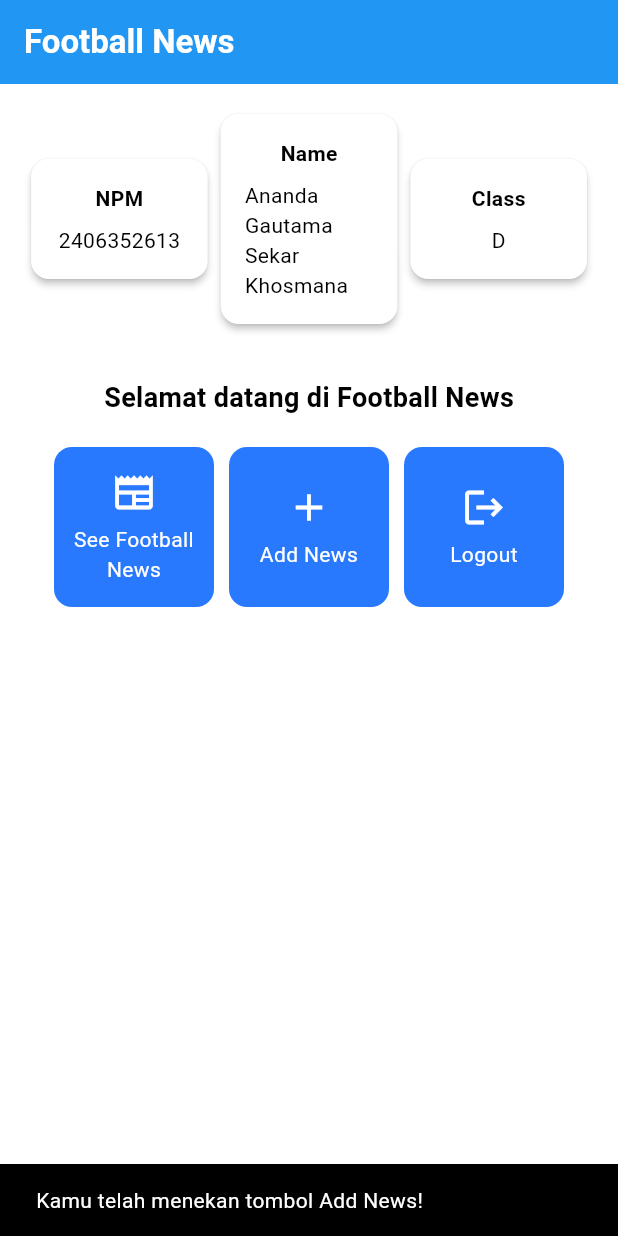
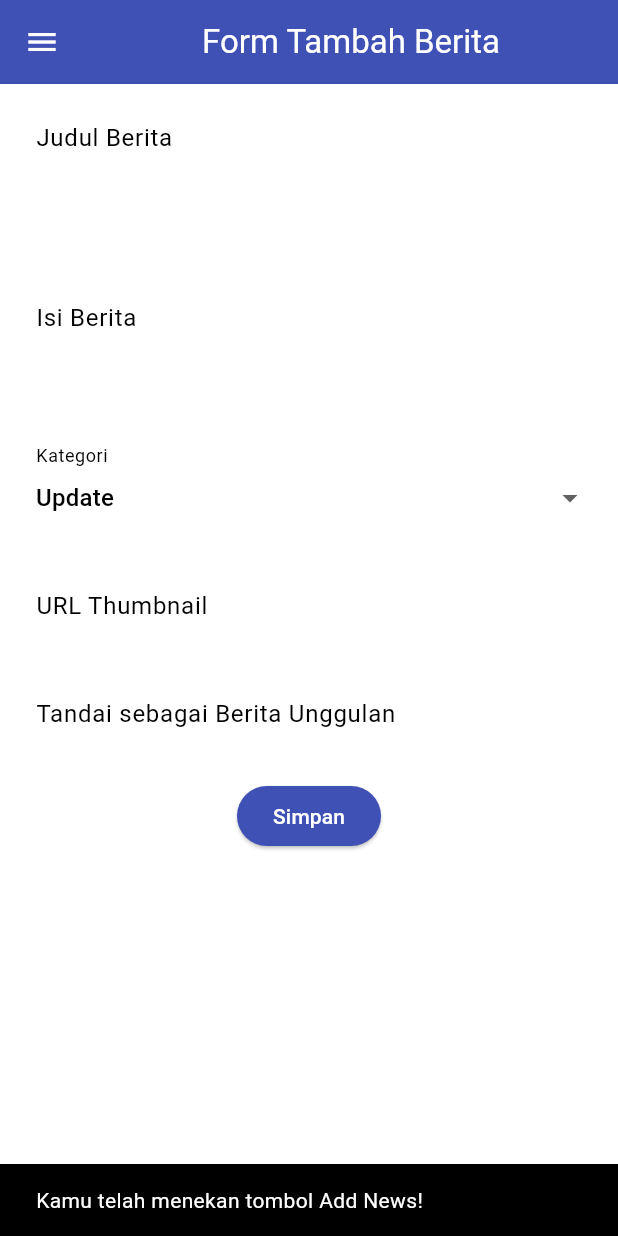
Before and after one commit to anotherbondan/football-news-mobile, a Flutter app: the screen it shows after launch, after a tap on "Add News", on a phone screen of 412 x 824 dp. Run offline on Flutter 3.47's test engine with Material 3 defaults, Android fonts, the phone set to English and light mode, and no system bars.

Commit message:
Tutorial 7

```diff
--- a/lib/main.dart
+++ b/lib/main.dart
@@ -1,5 +1,5 @@
 import 'package:flutter/material.dart';
-import 'package:football_news/menu.dart';
+import 'package:football_news/screens/menu.dart';
 
 void main() {
   runApp(const MyApp());
--- a/lib/menu.dart
+++ b/lib/screens/menu.dart
@@ -1,4 +1,7 @@
 import 'package:flutter/material.dart';
+import 'package:football_news/widgets/left_drawer.dart';
+import 'package:football_news/widgets/news_card.dart';
+import 'package:football_news/screens/newlist_form.dart';
 
 class MyHomePage extends StatelessWidget {
   MyHomePage({super.key});
@@ -15,7 +18,6 @@ class MyHomePage extends StatelessWidget {
   Widget build(BuildContext context) {
     // Scaffold menyediakan struktur dasar halaman dengan AppBar dan body.
     return Scaffold(
-      // AppBar adalah bagian atas halaman yang menampilkan judul.
       appBar: AppBar(
         // Judul aplikasi "Football News" dengan teks putih dan tebal.
         title: const Text(
@@ -25,6 +27,7 @@ class MyHomePage extends StatelessWidget {
         // Warna latar belakang AppBar diambil dari skema warna tema aplikasi.
         backgroundColor: Theme.of(context).colorScheme.primary,
       ),
+      drawer: LeftDrawer(),
       // Body halaman dengan padding di sekelilingnya.
       body: Padding(
         padding: const EdgeInsets.all(16.0),
@@ -125,54 +128,3 @@ class ItemHomepage {
 
   ItemHomepage(this.name, this.icon);
 }
-
-class ItemCard extends StatelessWidget {
-  // Menampilkan kartu dengan ikon dan nama.
-
-  final ItemHomepage item;
-
-  const ItemCard(this.item, {super.key});
-
-  @override
-  Widget build(BuildContext context) {
-    return Material(
-      // Menentukan warna latar belakang dari tema aplikasi.
-      color: Theme.of(context).colorScheme.secondary,
-      // Membuat sudut kartu melengkung.
-      borderRadius: BorderRadius.circular(12),
-
-      child: InkWell(
-        // Aksi ketika kartu ditekan.
-        onTap: () {
-          // Menampilkan pesan SnackBar saat kartu ditekan.
-          ScaffoldMessenger.of(context)
-            ..hideCurrentSnackBar()
-            ..showSnackBar(
-              SnackBar(
-                content: Text("Kamu telah menekan tombol ${item.name}!"),
-              ),
-            );
-        },
-        // Container untuk menyimpan Icon dan Text
-        child: Container(
-          padding: const EdgeInsets.all(8),
-          child: Center(
-            child: Column(
-              // Menyusun ikon dan teks di tengah kartu.
-              mainAxisAlignment: MainAxisAlignment.center,
-              children: [
-                Icon(item.icon, color: Colors.white, size: 30.0),
-                const Padding(padding: EdgeInsets.all(3)),
-                Text(
-                  item.name,
-                  textAlign: TextAlign.center,
-                  style: const TextStyle(color: Colors.white),
-                ),
-              ],
-            ),
-          ),
-        ),
-      ),
-    );
-  }
-}
--- /dev/null
+++ b/lib/screens/newlist_form.dart
@@ -0,0 +1,208 @@
+import 'package:flutter/material.dart';
+import 'package:football_news/widgets/left_drawer.dart';
+
+class NewsFormPage extends StatefulWidget {
+  const NewsFormPage({super.key});
+
+  @override
+  State<NewsFormPage> createState() => _NewsFormPageState();
+}
+
+class _NewsFormPageState extends State<NewsFormPage> {
+  final _formKey = GlobalKey<FormState>();
+  String _title = "";
+  String _content = "";
+  String _category = "update"; // default
+  String _thumbnail = "";
+  bool _isFeatured = false; // default
+
+  final List<String> _categories = [
+    'transfer',
+    'update',
+    'exclusive',
+    'match',
+    'rumor',
+    'analysis',
+  ];
+
+  @override
+  Widget build(BuildContext context) {
+    return Scaffold(
+      appBar: AppBar(
+        title: const Center(child: Text('Form Tambah Berita')),
+        backgroundColor: Colors.indigo,
+        foregroundColor: Colors.white,
+      ),
+      drawer: LeftDrawer(),
+      body: Form(
+        key: _formKey,
+        child: SingleChildScrollView(
+          child: Column(
+            crossAxisAlignment: CrossAxisAlignment.start,
+            children: [
+              // === Title ===
+              Padding(
+                padding: const EdgeInsets.all(8.0),
+                child: TextFormField(
+                  decoration: InputDecoration(
+                    hintText: "Judul Berita",
+                    labelText: "Judul Berita",
+                    border: OutlineInputBorder(
+                      borderRadius: BorderRadius.circular(5.0),
+                    ),
+                  ),
+                  onChanged: (String? value) {
+                    setState(() {
+                      _title = value!;
+                    });
+                  },
+                  validator: (String? value) {
+                    if (value == null || value.isEmpty) {
+                      return "Judul tidak boleh kosong!";
+                    }
+                    return null;
+                  },
+                ),
+              ),
+              // === Content ===
+              Padding(
+                padding: const EdgeInsets.all(8.0),
+                child: TextFormField(
+                  maxLines: 5,
+                  decoration: InputDecoration(
+                    hintText: "Isi Berita",
+                    labelText: "Isi Berita",
+                    border: OutlineInputBorder(
+                      borderRadius: BorderRadius.circular(5.0),
+                    ),
+                  ),
+                  onChanged: (String? value) {
+                    setState(() {
+                      _content = value!;
+                    });
+                  },
+                  validator: (String? value) {
+                    if (value == null || value.isEmpty) {
+                      return "Isi berita tidak boleh kosong!";
+                    }
+                    return null;
+                  },
+                ),
+              ),
+
+              // === Category ===
+              Padding(
+                padding: const EdgeInsets.all(8.0),
+                child: DropdownButtonFormField<String>(
+                  decoration: InputDecoration(
+                    labelText: "Kategori",
+                    border: OutlineInputBorder(
+                      borderRadius: BorderRadius.circular(5.0),
+                    ),
+                  ),
+                  value: _category,
+                  items: _categories
+                      .map(
+                        (cat) => DropdownMenuItem(
+                          value: cat,
+                          child: Text(cat[0].toUpperCase() + cat.substring(1)),
+                        ),
+                      )
+                      .toList(),
+                  onChanged: (String? newValue) {
+                    setState(() {
+                      _category = newValue!;
+                    });
+                  },
+                ),
+              ),
+
+              // === Thumbnail URL ===
+              Padding(
+                padding: const EdgeInsets.all(8.0),
+                child: TextFormField(
+                  decoration: InputDecoration(
+                    hintText: "URL Thumbnail (opsional)",
+                    labelText: "URL Thumbnail",
+                    border: OutlineInputBorder(
+                      borderRadius: BorderRadius.circular(5.0),
+                    ),
+                  ),
+                  onChanged: (String? value) {
+                    setState(() {
+                      _thumbnail = value!;
+                    });
+                  },
+                ),
+              ),
+
+              // === Is Featured ===
+              Padding(
+                padding: const EdgeInsets.all(8.0),
+                child: SwitchListTile(
+                  title: const Text("Tandai sebagai Berita Unggulan"),
+                  value: _isFeatured,
+                  onChanged: (bool value) {
+                    setState(() {
+                      _isFeatured = value;
+                    });
+                  },
+                ),
+              ),
+              // === Tombol Simpan ===
+              Align(
+                alignment: Alignment.bottomCenter,
+                child: Padding(
+                  padding: const EdgeInsets.all(8.0),
+                  child: ElevatedButton(
+                    style: ButtonStyle(
+                      backgroundColor: MaterialStateProperty.all(Colors.indigo),
+                    ),
+
+                    onPressed: () {
+                      if (_formKey.currentState!.validate()) {
+                        showDialog(
+                          context: context,
+                          builder: (context) {
+                            return AlertDialog(
+                              title: const Text('Produk berhasil tersimpan'),
+                              content: SingleChildScrollView(
+                                child: Column(
+                                  crossAxisAlignment: CrossAxisAlignment.start,
+                                  children: [
+                                    Text('Judul: $_title'),
+                                    Text('Deskripsi: $_content'),
+                                    Text('Kategori: $_category'),
+                                    Text('Thumbnail: $_thumbnail'),
+                                    Text('Featured: $_isFeatured'),
+                                  ],
+                                ),
+                              ),
+                              actions: [
+                                TextButton(
+                                  child: const Text('OK'),
+                                  onPressed: () {
+                                    Navigator.pop(context);
+                                  },
+                                ),
+                              ],
+                            );
+                          },
+                        );
+                        _formKey.currentState!.reset();
+                      }
+                    },
+                    child: const Text(
+                      "Simpan",
+                      style: TextStyle(color: Colors.white),
+                    ),
+                  ),
+                ),
+              ),
+            ],
+          ),
+        ),
+      ),
+    );
+  }
+}
--- /dev/null
+++ b/lib/widgets/left_drawer.dart
@@ -0,0 +1,75 @@
+import 'package:flutter/material.dart';
+import 'package:football_news/screens/menu.dart';
+import 'package:football_news/screens/newlist_form.dart';
+
+class LeftDrawer extends StatelessWidget {
+  const LeftDrawer({super.key});
+
+  @override
+  Widget build(BuildContext context) {
+    return Drawer(
+      child: ListView(
+        children: [
+          const DrawerHeader(
+            decoration: BoxDecoration(color: Colors.blue),
+            child: Column(
+              children: [
+                Text(
+                  'Football News',
+                  textAlign: TextAlign.center,
+                  style: TextStyle(
+                    fontSize: 30,
+                    fontWeight: FontWeight.bold,
+                    color: Colors.white,
+                  ),
+                ),
+                Padding(padding: EdgeInsets.all(10)),
+                Text(
+                  "Seluruh berita sepak bola terkini di sini!",
+                  textAlign: TextAlign.center,
+                  style: TextStyle(
+                    fontSize: 15,
+                    fontWeight: FontWeight.normal,
+                    color: Colors.white,
+                  ),
+                ),
+              ],
+            ),
+          ),
+          ListTile(
+            leading: const Icon(Icons.home_outlined),
+            title: const Text('Home'),
+            // Bagian redirection ke MyHomePage
+            onTap: () {
+              Navigator.pushReplacement(
+                context,
+                MaterialPageRoute(builder: (context) => MyHomePage()),
+              );
+            },
+          ),
+          ListTile(
+            leading: const Icon(Icons.post_add),
+            title: const Text('Add News'),
+            // Bagian redirection ke NewsFormPage
+            onTap: () {
+              Navigator.pushReplacement(
+                context,
+                MaterialPageRoute(builder: (context) => NewsFormPage()),
+              );
+            },
+          ),
+          ListTile(
+            leading: const Icon(Icons.newspaper),
+            title: const Text('See Football News'),
+            onTap: () {
+              Navigator.pushReplacement(
+                context,
+                MaterialPageRoute(builder: (context) => MyHomePage()),
+              );
+            },
+          ),
+        ],
+      ),
+    );
+  }
+}
--- /dev/null
+++ b/lib/widgets/news_card.dart
@@ -0,0 +1,60 @@
+import 'package:flutter/material.dart';
+import 'package:football_news/screens/menu.dart';
+import 'package:football_news/screens/newlist_form.dart';
+
+class ItemCard extends StatelessWidget {
+  // Menampilkan kartu dengan ikon dan nama.
+
+  final ItemHomepage item;
+
+  const ItemCard(this.item, {super.key});
+
+  @override
+  Widget build(BuildContext context) {
+    return Material(
+      // Menentukan warna latar belakang dari tema aplikasi.
+      color: Theme.of(context).colorScheme.secondary,
+      // Membuat sudut kartu melengkung.
+      borderRadius: BorderRadius.circular(12),
+      child: InkWell(
+        // Aksi ketika kartu ditekan.
+        onTap: () {
+          // Memunculkan SnackBar ketika diklik
+          ScaffoldMessenger.of(context)
+            ..hideCurrentSnackBar()
+            ..showSnackBar(
+              SnackBar(
+                content: Text("Kamu telah menekan tombol ${item.name}!"),
+              ),
+            );
+          // Navigate ke route yang sesuai (tergantung jenis tombol)
+          if (item.name == "Add News") {
+            Navigator.push(
+              context,
+              MaterialPageRoute(builder: (context) => const NewsFormPage()),
+            );
+          }
+        },
+        // Container untuk menyimpan Icon dan Text
+        child: Container(
+          padding: const EdgeInsets.all(8),
+          child: Center(
+            child: Column(
+              // Menyusun ikon dan teks di tengah kartu.
+              mainAxisAlignment: MainAxisAlignment.center,
+              children: [
+                Icon(item.icon, color: Colors.white, size: 30.0),
+                const Padding(padding: EdgeInsets.all(3)),
+                Text(
+                  item.name,
+                  textAlign: TextAlign.center,
+                  style: const TextStyle(color: Colors.white),
+                ),
+              ],
+            ),
+          ),
+        ),
+      ),
+    );
+  }
+}
```
